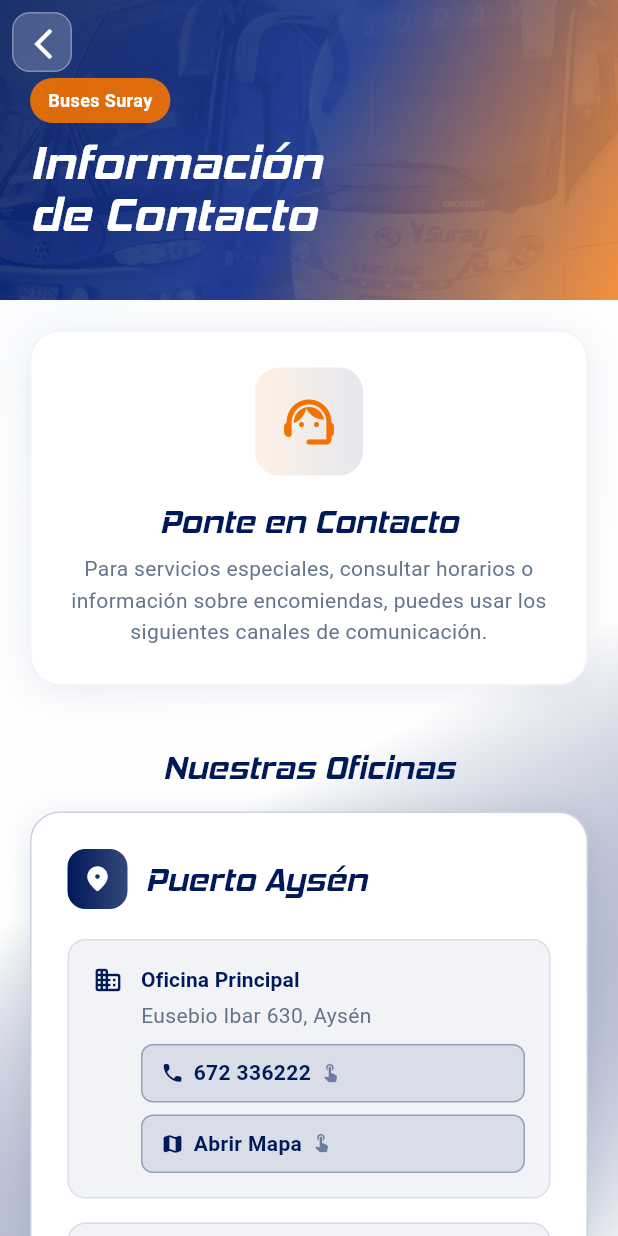
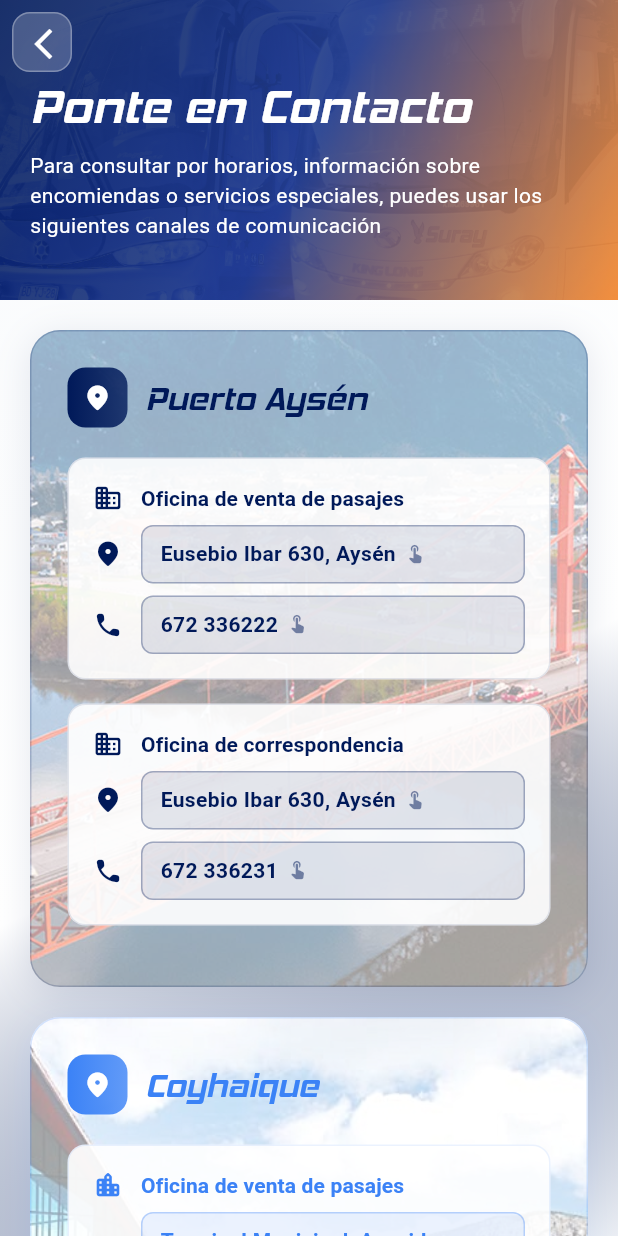
Before and after one commit to Roadixito23/suray, a Flutter app: the ContactPage screen opened directly, on a phone screen of 412 x 824 dp. Run offline on Flutter 3.47's test engine with Material 3 defaults, Android fonts, the phone set to English and light mode, and no system bars; our stand-ins replace cloud_firestore, firebase_core; accounts and stored records are empty; network calls fail; Roboto replaces fonts that are missing (Montserrat).

```diff
--- a/lib/contact_page.dart
+++ b/lib/contact_page.dart
@@ -182,33 +182,24 @@ class _ContactPageState extends State<ContactPage>
                             child: Column(
                               crossAxisAlignment: CrossAxisAlignment.start,
                               children: [
-                                Container(
-                                  padding: const EdgeInsets.symmetric(
-                                    horizontal: 12,
-                                    vertical: 6,
-                                  ),
-                                  decoration: BoxDecoration(
-                                    color: MyApp.primaryOrange.withOpacity(0.9),
-                                    borderRadius: BorderRadius.circular(20),
-                                  ),
-                                  child: const Text(
-                                    'Buses Suray',
-                                    style: TextStyle(
-                                      color: Colors.white,
-                                      fontSize: 12,
-                                      fontWeight: FontWeight.w600,
-                                    ),
-                                  ),
-                                ),
-                                const SizedBox(height: 8),
                                 const Text(
-                                  'Información\nde Contacto',
+                                  'Ponte en Contacto',
                                   style: TextStyle(
                                     fontFamily: 'Hemiheads',
                                     fontSize: 32,
                                     color: Colors.white,
                                     fontWeight: FontWeight.bold,
                                     height: 1.1,
+                                  ),
+                                ),
+                                const SizedBox(height: 12),
+                                const Text(
+                                  'Para consultar por horarios, información sobre encomiendas o servicios especiales, puedes usar los siguientes canales de comunicación',
+                                  style: TextStyle(
+                                    color: Colors.white,
+                                    fontSize: 14,
+                                    fontWeight: FontWeight.w400,
+                                    height: 1.4,
                                   ),
                                 ),
                               ],
@@ -247,10 +238,6 @@ class _ContactPageState extends State<ContactPage>
                         opacity: _fadeAnimation,
                         child: Column(
                           children: [
-                            // Descripción principal
-                            _buildIntroCard(),
-                            const SizedBox(height: 24),
-
                             _buildLocationSection(),
 
                             const SizedBox(height: 24),
@@ -258,8 +245,8 @@ class _ContactPageState extends State<ContactPage>
                             // Tarjetas de contacto
                             _buildContactCard(
                               icon: Icons.email_rounded,
-                              title: 'Correo Electrónico',
-                              subtitle: 'Servicios Especiales',
+                              title: 'Servicios Especiales',
+                              subtitle: '',
                               content: 'suray.ltda@gmail.com',
                               color: MyApp.primaryOrange,
                               delay: 200,
@@ -326,7 +313,7 @@ class _ContactPageState extends State<ContactPage>
           ),
           const SizedBox(height: 8),
           Text(
-            'Para servicios especiales, consultar horarios o información sobre encomiendas, puedes usar los siguientes canales de comunicación.',
+            'Para consultar por horarios, información sobre encomiendas o servicios especiales, puedes usar los siguientes canales de comunicación:',
             style: Theme.of(context).textTheme.bodyMedium,
             textAlign: TextAlign.center,
           ),
@@ -368,6 +355,17 @@ class _ContactPageState extends State<ContactPage>
                 color: color.withOpacity(0.2),
                 width: 1,
               ),
+              image: const DecorationImage(
+                image: AssetImage('assets/home_panels/buses.png'),
+                fit: BoxFit.cover,
+                opacity: 0.1,
+              ),
+            ),
+            child: Container(
+              padding: const EdgeInsets.all(16),
+              decoration: BoxDecoration(
+                color: Colors.white.withOpacity(0.9),
+                borderRadius: BorderRadius.circular(12),
               ),
               child: Row(
                 children: [
@@ -397,8 +395,12 @@ class _ContactPageState extends State<ContactPage>
                       children: [
                         Text(
                           title,
-                        style: Theme.of(context).textTheme.titleMedium,
+                          style: Theme.of(context).textTheme.titleLarge?.copyWith(
+                            color: color,
+                            fontWeight: FontWeight.bold,
                           ),
+                        ),
+                        if (subtitle.isNotEmpty) ...[
                           const SizedBox(height: 2),
                           Text(
                             subtitle,
@@ -407,6 +409,7 @@ class _ContactPageState extends State<ContactPage>
                               fontWeight: FontWeight.w500,
                             ),
                           ),
+                        ],
                         const SizedBox(height: 8),
                         InkWell(
                           onTap: onTap,
@@ -454,40 +457,37 @@ class _ContactPageState extends State<ContactPage>
             ),
           ),
         ),
+      ),
     );
   }
 
   Widget _buildLocationSection() {
     return Column(
       children: [
-        const SizedBox(height: 16),
-        Text(
-          'Nuestras Oficinas',
-          style: Theme.of(context).textTheme.titleLarge,
-        ),
-        const SizedBox(height: 16),
+
 
         // Puerto Aysén
         _buildLocationCard(
           city: 'Puerto Aysén',
           locations: [
             LocationInfo(
-              type: 'Oficina Principal',
+              type: 'Oficina de venta de pasajes',
               address: 'Eusebio Ibar 630, Aysén',
               phone: '672 336222',
               icon: Icons.business_rounded,
               mapUrl: 'https://maps.app.goo.gl/1nv7mAcGRpFVPMacA',
             ),
             LocationInfo(
-              type: 'Correspondencia',
+              type: 'Oficina de correspondencia',
               address: 'Eusebio Ibar 630, Aysén',
               phone: '672 336231',
-              icon: Icons.local_shipping_rounded,
+              icon: Icons.business_rounded,
               mapUrl: 'https://maps.app.goo.gl/1nv7mAcGRpFVPMacA',
             ),
           ],
           color: MyApp.primaryNavy,
           delay: 300,
+          backgroundImage: 'assets/home_panels/aysen.png',
         ),
 
         const SizedBox(height: 20),
@@ -497,22 +497,23 @@ class _ContactPageState extends State<ContactPage>
           city: 'Coyhaique',
           locations: [
             LocationInfo(
-              type: 'Terminal Municipal',
-              address: 'Terminal Municipal de Coyhaique, Oficina N°2',
+              type: 'Oficina de venta de pasajes',
+              address: 'Terminal Municipal, Avenida Norte Sur 1280, Oficina N°2',
               phone: '672 212639',
               icon: Icons.location_city_rounded,
               mapUrl: 'https://maps.app.goo.gl/9AJMknQmkmf3tHSo8',
             ),
             LocationInfo(
-              type: 'Correspondencia',
+              type: 'Oficina de correspondencia',
               address: 'Arturo Prat 265, Coyhaique',
               phone: '672 234085',
-              icon: Icons.local_shipping_rounded,
+              icon: Icons.location_city_rounded,
               mapUrl: 'https://maps.app.goo.gl/pMdzjb5y1Mg1iNQd9',
             ),
           ],
           color: MyApp.accentBlue,
           delay: 400,
+          backgroundImage: 'assets/home_panels/coyhaique.jpg',
         ),
       ],
     );
@@ -523,6 +524,7 @@ class _ContactPageState extends State<ContactPage>
     required List<LocationInfo> locations,
     required Color color,
     int delay = 0,
+    String? backgroundImage,
   }) {
     return AnimatedContainer(
       duration: Duration(milliseconds: 600 + delay),
@@ -543,6 +545,13 @@ class _ContactPageState extends State<ContactPage>
             color: color.withOpacity(0.2),
             width: 1,
           ),
+          image: backgroundImage != null
+              ? DecorationImage(
+                  image: AssetImage(backgroundImage),
+                  fit: BoxFit.cover,
+                  opacity: 0.4,
+                )
+              : null,
         ),
         child: Column(
           crossAxisAlignment: CrossAxisAlignment.start,
@@ -585,38 +594,88 @@ class _ContactPageState extends State<ContactPage>
       margin: const EdgeInsets.only(bottom: 16),
       padding: const EdgeInsets.all(16),
       decoration: BoxDecoration(
-        color: color.withOpacity(0.05),
+        color: Colors.white.withOpacity(0.9),
         borderRadius: BorderRadius.circular(12),
         border: Border.all(
           color: color.withOpacity(0.1),
           width: 1,
         ),
       ),
-      child: Row(
+      child: Column(
         crossAxisAlignment: CrossAxisAlignment.start,
+        children: [
+          Row(
+            crossAxisAlignment: CrossAxisAlignment.center,
             children: [
               Icon(info.icon, color: color, size: 20),
               const SizedBox(width: 12),
               Expanded(
-            child: Column(
-              crossAxisAlignment: CrossAxisAlignment.start,
-              children: [
-                Text(
+                child: Text(
                   info.type,
                   style: Theme.of(context).textTheme.labelLarge?.copyWith(
                     color: color,
                   ),
                 ),
-                const SizedBox(height: 4),
-                Text(
-                  info.address,
-                  style: Theme.of(context).textTheme.bodyMedium,
+              ),
+            ],
           ),
           const SizedBox(height: 8),
-                Column(
-                  crossAxisAlignment: CrossAxisAlignment.stretch,
+          Row(
+            crossAxisAlignment: CrossAxisAlignment.center,
             children: [
-                    InkWell(
+              Icon(Icons.location_on_rounded,
+                  size: 20,
+                  color: color),
+              const SizedBox(width: 12),
+              Expanded(
+                child: InkWell(
+                  onTap: () => _openMap(info.mapUrl),
+                  borderRadius: BorderRadius.circular(8),
+                  child: Container(
+                    padding: const EdgeInsets.symmetric(horizontal: 12, vertical: 8),
+                    decoration: BoxDecoration(
+                      color: color.withOpacity(0.1),
+                      borderRadius: BorderRadius.circular(8),
+                      border: Border.all(
+                        color: color.withOpacity(0.3),
+                        width: 1,
+                      ),
+                    ),
+                    child: Row(
+                      mainAxisSize: MainAxisSize.min,
+                      children: [
+                        Flexible(
+                          child: Text(
+                            info.address,
+                            style: Theme.of(context).textTheme.bodyMedium?.copyWith(
+                              fontWeight: FontWeight.w600,
+                              color: color,
+                            ),
+                          ),
+                        ),
+                        const SizedBox(width: 6),
+                        Icon(
+                          Icons.touch_app_rounded,
+                          size: 14,
+                          color: color.withOpacity(0.5),
+                        ),
+                      ],
+                    ),
+                  ),
+                ),
+              ),
+            ],
+          ),
+          const SizedBox(height: 8),
+          Row(
+            crossAxisAlignment: CrossAxisAlignment.center,
+            children: [
+              Icon(Icons.phone_rounded,
+                  size: 20,
+                  color: color),
+              const SizedBox(width: 12),
+              Expanded(
+                child: InkWell(
                   onTap: () => _makePhoneCall(info.phone),
                   borderRadius: BorderRadius.circular(8),
                   child: Container(
@@ -632,10 +691,6 @@ class _ContactPageState extends State<ContactPage>
                     child: Row(
                       mainAxisSize: MainAxisSize.min,
                       children: [
-                            Icon(Icons.phone_rounded,
-                                size: 16,
-                                color: color),
-                            const SizedBox(width: 6),
                         Flexible(
                           child: Text(
                             info.phone,
@@ -655,48 +710,8 @@ class _ContactPageState extends State<ContactPage>
                     ),
                   ),
                 ),
-                    const SizedBox(height: 8),
-                    InkWell(
-                      onTap: () => _openMap(info.mapUrl),
-                      borderRadius: BorderRadius.circular(8),
-                      child: Container(
-                        padding: const EdgeInsets.symmetric(horizontal: 12, vertical: 8),
-                        decoration: BoxDecoration(
-                          color: color.withOpacity(0.1),
-                          borderRadius: BorderRadius.circular(8),
-                          border: Border.all(
-                            color: color.withOpacity(0.3),
-                            width: 1,
-                          ),
-                        ),
-                        child: Row(
-                          mainAxisSize: MainAxisSize.min,
-                          children: [
-                            Icon(Icons.map_rounded,
-                                size: 16,
-                                color: color),
-                            const SizedBox(width: 6),
-                            Text(
-                              'Abrir Mapa',
-                              style: Theme.of(context).textTheme.bodyMedium?.copyWith(
-                                fontWeight: FontWeight.w600,
-                                color: color,
-                              ),
-                            ),
-                            const SizedBox(width: 6),
-                            Icon(
-                              Icons.touch_app_rounded,
-                              size: 14,
-                              color: color.withOpacity(0.5),
               ),
             ],
-                        ),
-                      ),
-                    ),
-                  ],
-                ),
-              ],
-            ),
           ),
         ],
       ),
--- a/pubspec.yaml
+++ b/pubspec.yaml
@@ -30,6 +30,7 @@ flutter:
     - assets/logo.png
     - assets/ruta_240.png
     - assets/home_panels/aysen.png
+    - assets/home_panels/coyhaique.jpg
     - assets/home_panels/tunel.png
     - assets/home_panels/buses.png
     - assets/home_panels/terminal_coy.png
```
Also changed, not shown: assets/home_panels/coyhaique.jpg (added). Lines whose indentation alone changed are shown as unchanged.
